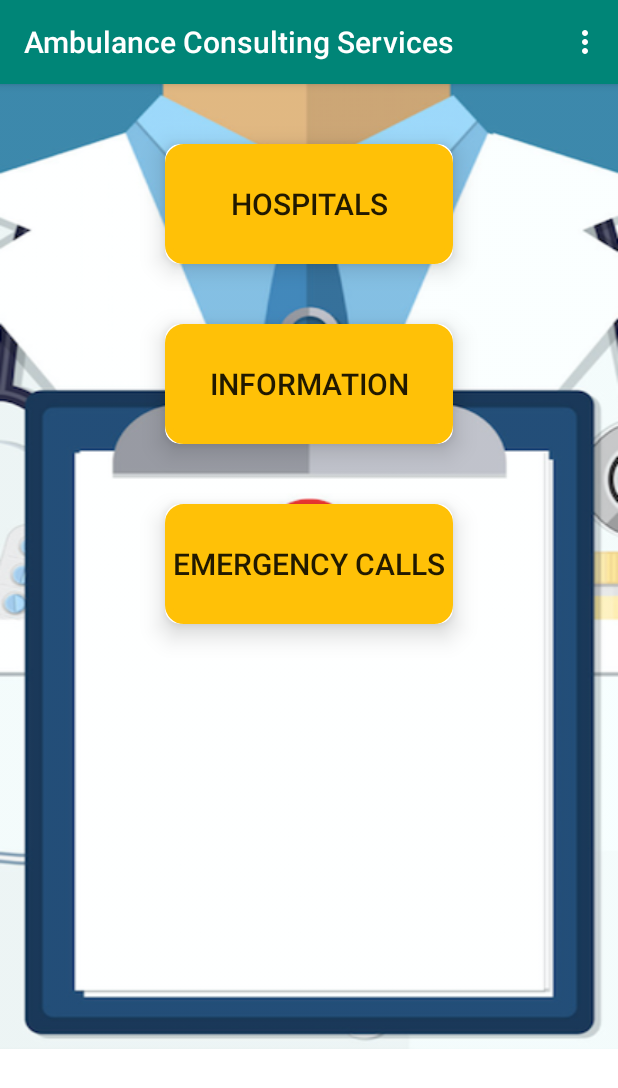
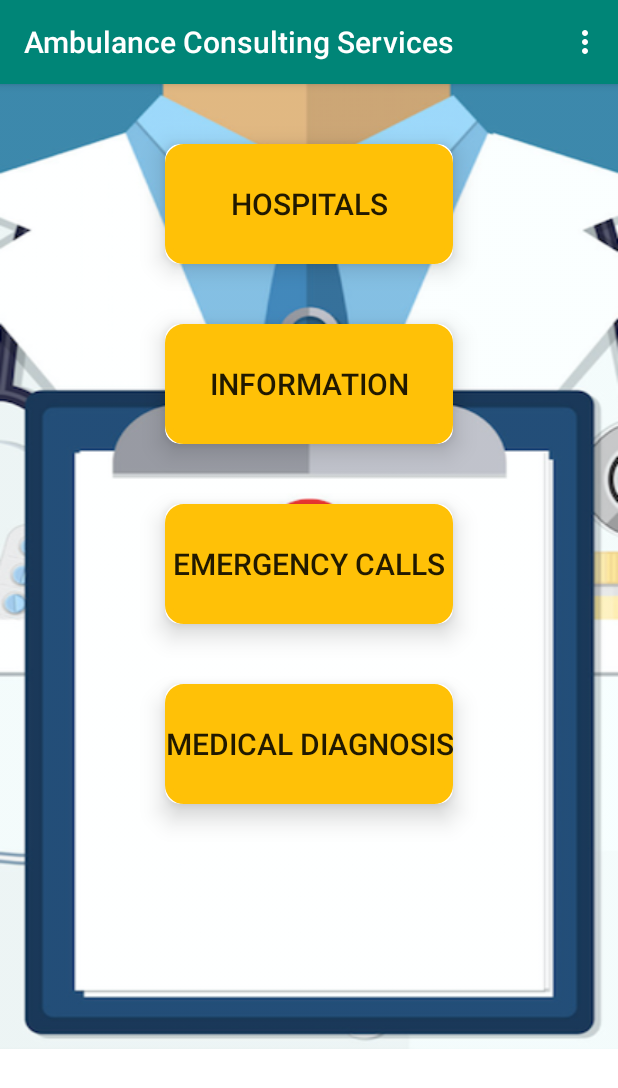
Before and after one commit to PetrosValacheas/AmbulanceConsulting, an Android app: the screen it shows after launch once a user with an empty profile is signed in (MainActivity), on a phone screen of 412 x 824 dp. Shown: the top 1088 px of the screen. Run offline under Robolectric (Android 15) with nearby library versions, the phone set to English and light mode, and no system bars; our stand-ins replace Firebase (no records; nobody signed in at launch, a user with empty details on screens opened directly).

Commit message:
Add-Diagnosis-Button

```diff
--- a/app/src/main/res/layout/activity_main.xml
+++ b/app/src/main/res/layout/activity_main.xml
@@ -92,6 +92,32 @@
                     />
             </androidx.cardview.widget.CardView>
 
+            <androidx.cardview.widget.CardView
+                android:id="@+id/diagnosis"
+                android:layout_gravity="center"
+                android:layout_width="fill_parent"
+
+                android:layout_height="wrap_content"
+                android:layout_marginTop="40dp"
+                android:layout_marginLeft="110dp"
+                android:layout_marginRight="110dp"
+                card_view:cardElevation="10dp"
+                card_view:cardCornerRadius="10dp"
+                >
+                <Button
+                    android:layout_width="match_parent"
+                    android:layout_height="80dp"
+                    android:background="@drawable/round_button"
+                    android:layout_alignParentEnd="true"
+                    android:layout_alignParentBottom="true"
+                    android:backgroundTint="@color/colorSecondaryAccent"
+                    android:textSize="20dp"
+                    android:text="Medical Diagnosis"
+                    android:id="@+id/btnDiagnosis"
+                    />
+            </androidx.cardview.widget.CardView>
+
+
 
 
         </LinearLayout>
```
